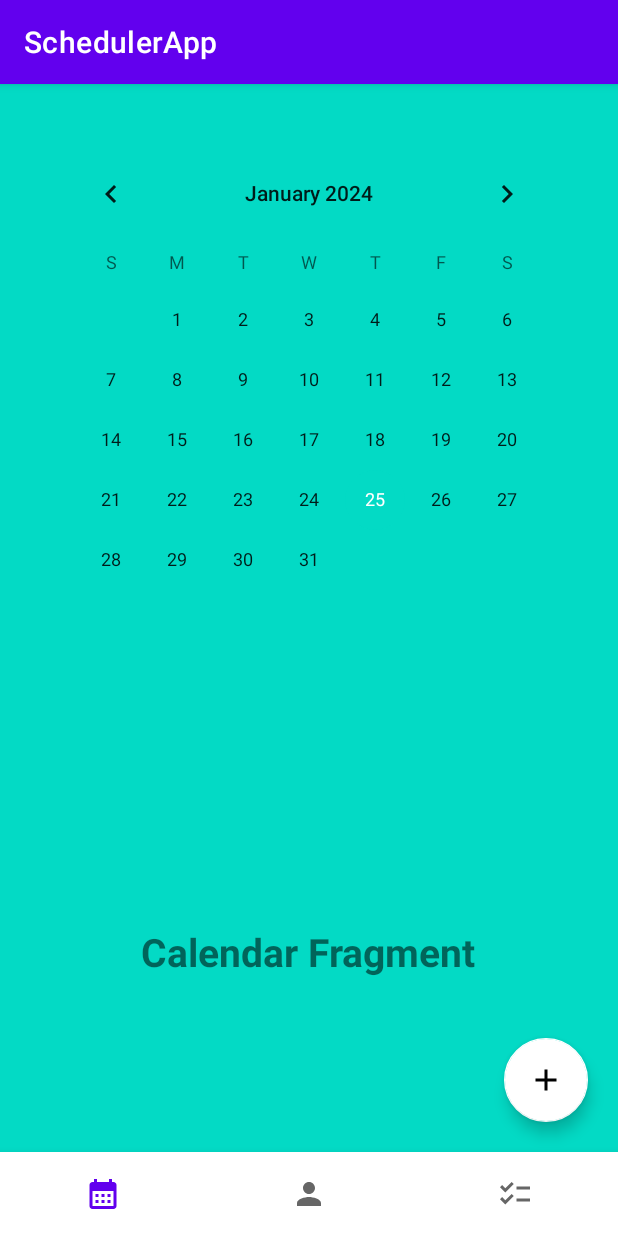
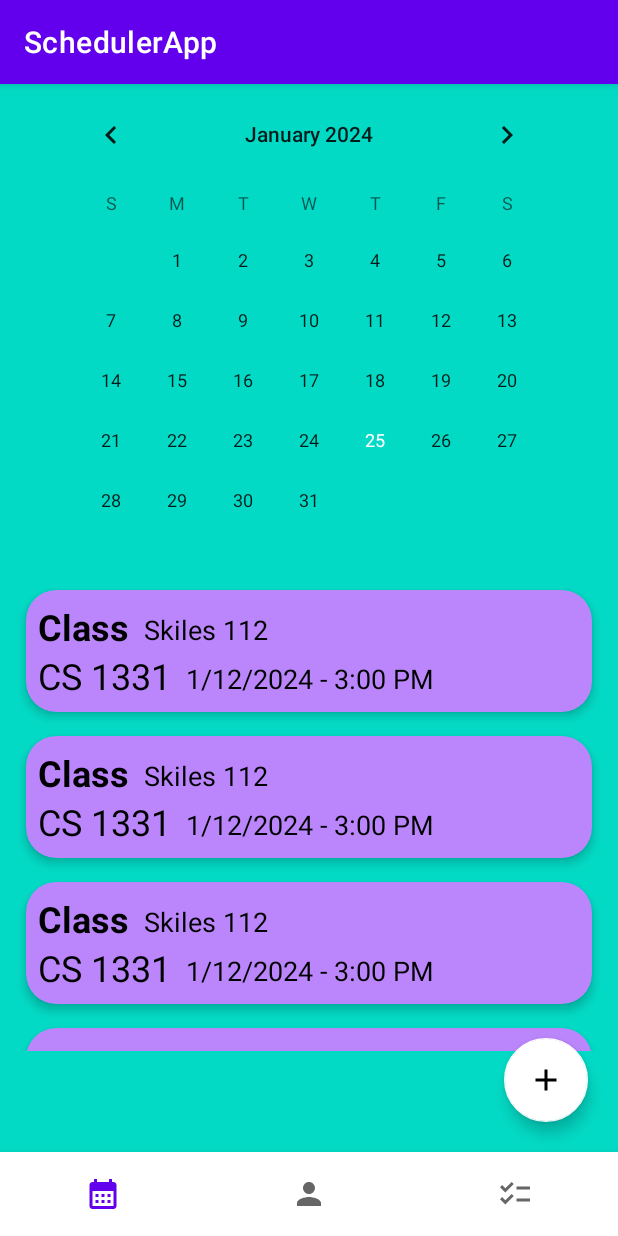
Before and after one commit to RolandHaden/SchedulerApp, an Android app: the screen it shows after launch (MainActivity), on a phone screen of 412 x 824 dp. Run offline under Robolectric (Android 15) with nearby library versions, the light colour scheme and no system bars.

Commit message:
recycler view in calendar

```diff
--- a/app/src/main/java/com/example/schedulerapp/Event.java
+++ /dev/null
@@ -1,41 +0,0 @@
-package com.example.schedulerapp;
-import java.time.LocalTime;
-import java.util.Calendar;
-//This is for any event created. Subclasses include: Class, Exam, Assignment, & Other
-//TODO Subclass implementation if needed. Also need to look at what object is best at storing time
-public class Event {
-    private Calendar selectedDate;
-    private String name;
-    private LocalTime selectedTime;
-
-    public Event(Calendar selectedDate, String name, LocalTime selectedTime) {
-        this.selectedDate = selectedDate;
-        this.name = name;
-        this.selectedTime = selectedTime;
-    }
-
-    public Calendar getSelectedDate() {
-        return selectedDate;
-    }
-
-    public void setSelectedDate(Calendar selectedDate) {
-        this.selectedDate = selectedDate;
-    }
-
-    public String getName() {
-        return name;
-    }
-
-    public void setName(String name) {
-        this.name = name;
-    }
-
-    public LocalTime getSelectedTime() {
-        return selectedTime;
-    }
-
-    public void setSelectedTime(LocalTime selectedTime) {
-        this.selectedTime = selectedTime;
-    }
-
-}
--- /dev/null
+++ b/app/src/main/java/com/example/schedulerapp/eventListAdapter.java
@@ -0,0 +1,61 @@
+package com.example.schedulerapp;
+
+import android.annotation.SuppressLint;
+import android.content.Context;
+import android.view.LayoutInflater;
+import android.view.View;
+import android.view.ViewGroup;
+import android.widget.TextView;
+
+import androidx.annotation.NonNull;
+import androidx.recyclerview.widget.RecyclerView;
+
+import java.util.ArrayList;
+
+public class eventListAdapter extends RecyclerView.Adapter<eventListAdapter.MyViewHolder> {
+    Context context;
+    ArrayList<eventObject> eventObjectArrayList;
+    public eventListAdapter(Context context, ArrayList<eventObject> eventObjectArrayList) {
+        this.context = context;
+        this.eventObjectArrayList = eventObjectArrayList;
+
+    }
+
+    @NonNull
+    @Override
+    public MyViewHolder onCreateViewHolder(@NonNull ViewGroup parent, int viewType) {
+        View v = LayoutInflater.from(context).inflate(R.layout.event_layout,parent,false);
+
+        return new MyViewHolder(v);
+    }
+
+    @SuppressLint("SetTextI18n")
+    @Override
+    public void onBindViewHolder(@NonNull MyViewHolder holder, int position) {
+
+        eventObject eventSelected = eventObjectArrayList.get(position);
+        holder.selectedDate.setText(eventSelected.getSelectedDate() + " - " + eventSelected.getSelectedTime());
+        holder.type.setText(eventSelected.getType());
+        holder.eventInfo.setText(eventSelected.getLocation());
+        holder.className.setText(eventSelected.getClassName());
+    }
+
+    @Override
+    public int getItemCount() {
+        return eventObjectArrayList.size();
+    }
+
+    public static class MyViewHolder extends RecyclerView.ViewHolder {
+        TextView selectedDate;
+        TextView type;
+        TextView eventInfo;
+        TextView className;
+        public MyViewHolder(@NonNull View itemView) {
+            super(itemView);
+            selectedDate = itemView.findViewById(R.id.eventTime);
+            type = itemView.findViewById(R.id.eventType);
+            eventInfo = itemView.findViewById(R.id.eventInfo);
+            className = itemView.findViewById(R.id.classEvent);
+        }
+    }
+}
--- /dev/null
+++ b/app/src/main/java/com/example/schedulerapp/eventObject.java
@@ -0,0 +1,60 @@
+package com.example.schedulerapp;
+import java.time.LocalTime;
+
+//This is for any event created. Subclasses include: Class, Exam, Assignment, & Other
+//TODO Subclass implementation if needed. Also need to look at what object is best at storing time
+public class eventObject {
+    private String selectedDate;
+    private String type;
+    private String location;
+    private String className;
+    private String selectedTime;
+
+    public eventObject(String selectedDate, String type, String location, String className, String selectedTime) {
+        this.selectedDate = selectedDate;
+        this.type = type;
+        this.location = location;
+        this.className = className;
+        this.selectedTime = selectedTime;
+    }
+
+    public String getSelectedDate() {
+        return selectedDate;
+    }
+
+    public void setSelectedDate(String selectedDate) {
+        this.selectedDate = selectedDate;
+    }
+
+    public String getType() {
+        return type;
+    }
+
+    public void setType(String type) {
+        this.type = type;
+    }
+
+    public String getLocation() {
+        return location;
+    }
+
+    public void setLocation(String location) {
+        this.location = location;
+    }
+
+    public String getClassName() {
+        return className;
+    }
+
+    public void setClassName(String className) {
+        this.className = className;
+    }
+
+    public String getSelectedTime() {
+        return selectedTime;
+    }
+
+    public void setSelectedTime(String selectedTime) {
+        this.selectedTime = selectedTime;
+    }
+}
--- a/app/src/main/java/com/example/schedulerapp/ui/calendar/CalendarFragment.java
+++ b/app/src/main/java/com/example/schedulerapp/ui/calendar/CalendarFragment.java
@@ -9,14 +9,21 @@ import androidx.annotation.NonNull;
 import androidx.fragment.app.Fragment;
 import androidx.fragment.app.FragmentManager;
 import androidx.fragment.app.FragmentTransaction;
+import androidx.recyclerview.widget.LinearLayoutManager;
+import androidx.recyclerview.widget.RecyclerView;
 
 import com.example.schedulerapp.R;
 import com.example.schedulerapp.databinding.FragmentCalendarBinding;
+import com.example.schedulerapp.eventListAdapter;
+import com.example.schedulerapp.eventObject;
+import com.example.schedulerapp.taskListAdapter;
+
+import java.util.ArrayList;
 
 public class CalendarFragment extends Fragment {
 
     private FragmentCalendarBinding binding;
-
+    private static ArrayList<eventObject> eventArrayList;
     public View onCreateView(@NonNull LayoutInflater inflater,
                              ViewGroup container, Bundle savedInstanceState) {
 
@@ -29,12 +36,35 @@ public class CalendarFragment extends Fragment {
     public void onViewCreated(@NonNull View view, Bundle savedInstanceState) {
         super.onViewCreated(view, savedInstanceState);
 
+        dataInitialize();
+
+        RecyclerView recyclerView = view.findViewById(R.id.eventRecyclerView);
+        recyclerView.setLayoutManager(new LinearLayoutManager(getContext()));
+        recyclerView.setHasFixedSize(true);
+        eventListAdapter myAdapter = new eventListAdapter(getContext(), eventArrayList);
+        recyclerView.setAdapter(myAdapter);
+        myAdapter.notifyDataSetChanged();
+
         binding.addButtonCalendar.setOnClickListener(new View.OnClickListener() {
             @Override
             public void onClick(View view) {
                 replaceFragment(new NewEventFragment());
             }
         });
+    }
+    private void dataInitialize() {
+            eventArrayList = new ArrayList<>();
+            eventObject[] eventArray = new eventObject[]{
+                    new eventObject("1/12/2024","Class","Skiles 112", "CS 1331", "3:00 PM"),
+                    new eventObject("1/12/2024","Class","Skiles 112", "CS 1331", "3:00 PM"),
+                    new eventObject("1/12/2024","Class","Skiles 112", "CS 1331", "3:00 PM"),
+                    new eventObject("1/12/2024","Class","Skiles 112", "CS 1331", "3:00 PM"),
+            };
+
+            for (int i = 0; i < eventArray.length; i++) {
+                eventObject selectedEventObject = eventArray[i];
+                eventArrayList.add(selectedEventObject);
+            }
     }
 
     private void replaceFragment(Fragment fragment) {
--- a/app/src/main/res/layout/fragment_calendar.xml
+++ b/app/src/main/res/layout/fragment_calendar.xml
@@ -13,26 +13,10 @@
         android:id="@+id/simple_calendar_view"
         android:layout_width="wrap_content"
         android:layout_height="wrap_content"
-        android:layout_marginBottom="16dp"
-        app:layout_constraintBottom_toTopOf="@+id/calendar_text"
         app:layout_constraintEnd_toEndOf="parent"
         app:layout_constraintStart_toStartOf="parent"
-        app:layout_constraintTop_toTopOf="parent"
-        app:layout_constraintVertical_bias="0.19" />
+        app:layout_constraintTop_toTopOf="parent" />
 
-
-    <TextView
-        android:id="@+id/calendar_text"
-        android:layout_width="wrap_content"
-        android:layout_height="wrap_content"
-        android:layout_marginBottom="116dp"
-        android:text="@string/calendar_fragment_base_text"
-        android:textSize="26sp"
-        android:textStyle="bold"
-        app:layout_constraintBottom_toBottomOf="parent"
-        app:layout_constraintEnd_toEndOf="parent"
-        app:layout_constraintHorizontal_bias="0.497"
-        app:layout_constraintStart_toStartOf="parent" />
 
     <com.google.android.material.floatingactionbutton.FloatingActionButton
         android:contentDescription="Add event"
@@ -48,4 +32,18 @@
         app:layout_constraintEnd_toEndOf="parent"
         android:focusable="true" />
 
+    <ScrollView
+        android:layout_width="409dp"
+        android:layout_height="315dp"
+        app:layout_constraintBottom_toTopOf="@+id/addButton_calendar"
+        app:layout_constraintEnd_toEndOf="parent"
+        app:layout_constraintStart_toStartOf="parent"
+        app:layout_constraintTop_toBottomOf="@+id/simple_calendar_view">
+
+        <androidx.recyclerview.widget.RecyclerView
+            android:id="@+id/eventRecyclerView"
+            android:layout_width="match_parent"
+            android:layout_height="wrap_content" />
+    </ScrollView>
+
 </androidx.constraintlayout.widget.ConstraintLayout>
```
